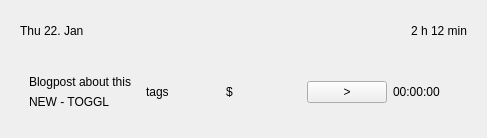
toggl-open-source/toggldesktop, file src/ui/linux/TogglDesktop/timeentrycellwidget.ui: the form before one commit.
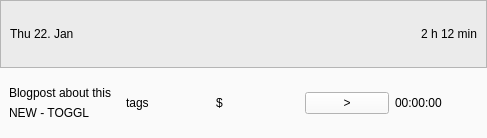
The form after the commit.

Commit message: Time entry cell design (linux)

```diff
--- a/src/ui/linux/TogglDesktop/timeentrycellwidget.ui
+++ b/src/ui/linux/TogglDesktop/timeentrycellwidget.ui
@@ -14,8 +14,32 @@
    <string>Form</string>
   </property>
   <layout class="QVBoxLayout" name="verticalLayout_2">
+   <property name="spacing">
+    <number>0</number>
+   </property>
+   <property name="leftMargin">
+    <number>0</number>
+   </property>
+   <property name="topMargin">
+    <number>0</number>
+   </property>
+   <property name="rightMargin">
+    <number>0</number>
+   </property>
+   <property name="bottomMargin">
+    <number>0</number>
+   </property>
    <item>
-    <widget class="QWidget" name="header" native="true">
+    <widget class="QFrame" name="headerFrame">
+     <property name="styleSheet">
+      <string notr="true">background-color: rgb(235, 235, 235);</string>
+     </property>
+     <property name="frameShape">
+      <enum>QFrame::StyledPanel</enum>
+     </property>
+     <property name="frameShadow">
+      <enum>QFrame::Raised</enum>
+     </property>
      <layout class="QHBoxLayout" name="horizontalLayout">
       <item>
        <widget class="QLabel" name="date">
@@ -51,11 +75,17 @@
     </widget>
    </item>
    <item>
-    <widget class="QWidget" name="widget_3" native="true">
+    <widget class="QFrame" name="dataFrame">
+     <property name="styleSheet">
+      <string notr="true">background-color: rgb(250, 250, 250);</string>
+     </property>
      <layout class="QHBoxLayout" name="horizontalLayout_2">
       <item>
-       <widget class="QWidget" name="widget" native="true">
+       <widget class="QFrame" name="descProjFrame">
         <layout class="QVBoxLayout" name="verticalLayout">
+         <property name="leftMargin">
+          <number>0</number>
+         </property>
          <item>
           <widget class="QLabel" name="description">
            <property name="text">
```
The commit also changes 1 other file.
